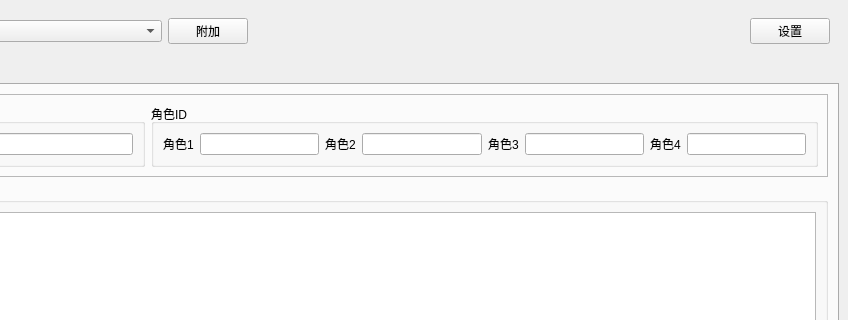
That-is-good/DR2CDebugTool, file mainwindow.ui: the form before one commit; both pictures show x 552 to 1400 and y 0 to 320 of the 1400 by 800 pixel window.
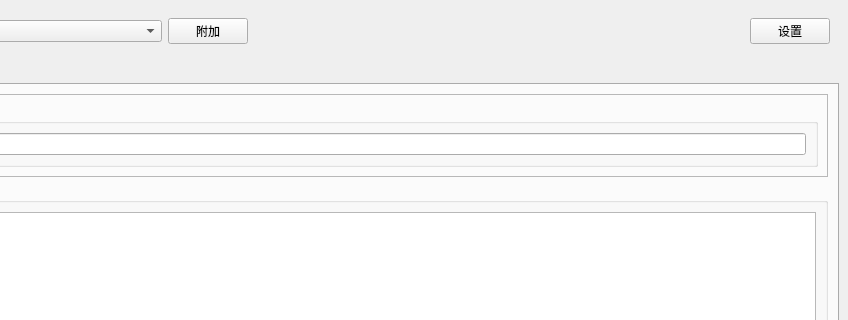
The form after the commit. The open tabs and pages were chosen to show the change. Icons and pictures are not drawn.

Patch:
```diff
--- a/mainwindow.ui
+++ b/mainwindow.ui
@@ -13,6 +13,9 @@
   <property name="windowTitle">
    <string>MainWindow</string>
   </property>
+  <property name="styleSheet">
+   <string notr="true"/>
+  </property>
   <widget class="QWidget" name="centralwidget">
    <layout class="QVBoxLayout" name="verticalLayout_5">
     <item>
@@ -505,101 +508,6 @@
              </layout>
             </widget>
            </item>
-           <item>
-            <widget class="QGroupBox" name="missionChara">
-             <property name="sizePolicy">
-              <sizepolicy hsizetype="Preferred" vsizetype="Preferred">
-               <horstretch>3</horstretch>
-               <verstretch>0</verstretch>
-              </sizepolicy>
-             </property>
-             <property name="title">
-              <string>角色ID</string>
-             </property>
-             <layout class="QHBoxLayout" name="horizontalLayout_7">
-              <item>
-               <widget class="QLabel" name="missionChara0Label">
-                <property name="text">
-                 <string>角色1</string>
-                </property>
-               </widget>
-              </item>
-              <item>
-               <widget class="QLineEdit" name="missionChara0plainTextEdit">
-                <property name="sizePolicy">
-                 <sizepolicy hsizetype="Expanding" vsizetype="Expanding">
-                  <horstretch>0</horstretch>
-                  <verstretch>0</verstretch>
-                 </sizepolicy>
-                </property>
-                <property name="readOnly">
-                 <bool>true</bool>
-                </property>
-               </widget>
-              </item>
-              <item>
-               <widget class="QLabel" name="missionChara1Label">
-                <property name="text">
-                 <string>角色2</string>
-                </property>
-               </widget>
-              </item>
-              <item>
-               <widget class="QLineEdit" name="missionChara1plainTextEdit">
-                <property name="sizePolicy">
-                 <sizepolicy hsizetype="Expanding" vsizetype="Expanding">
-                  <horstretch>0</horstretch>
-                  <verstretch>0</verstretch>
-                 </sizepolicy>
-                </property>
-                <property name="readOnly">
-                 <bool>true</bool>
-                </property>
-               </widget>
-              </item>
-              <item>
-               <widget class="QLabel" name="missionChara2Label">
-                <property name="text">
-                 <string>角色3</string>
-                </property>
-               </widget>
-              </item>
-              <item>
-               <widget class="QLineEdit" name="missionChara2plainTextEdit">
-                <property name="sizePolicy">
-                 <sizepolicy hsizetype="Expanding" vsizetype="Expanding">
-                  <horstretch>0</horstretch>
-                  <verstretch>0</verstretch>
-                 </sizepolicy>
-                </property>
-                <property name="readOnly">
-                 <bool>true</bool>
-                </property>
-               </widget>
-              </item>
-              <item>
-               <widget class="QLabel" name="missionChara3Label">
-                <property name="text">
-                 <string>角色4</string>
-                </property>
-               </widget>
-              </item>
-              <item>
-               <widget class="QLineEdit" name="missionChara3plainTextEdit">
-                <property name="sizePolicy">
-                 <sizepolicy hsizetype="Expanding" vsizetype="Expanding">
-                  <horstretch>0</horstretch>
-                  <verstretch>0</verstretch>
-                 </sizepolicy>
-                </property>
-                <property name="readOnly">
-                 <bool>true</bool>
-                </property>
-               </widget>
-              </item>
-             </layout>
-            </widget>
-           </item>
           </layout>
          </widget>
         </item>
```
Left out of the diff: 8 changed lines with no effect on the pictures.
